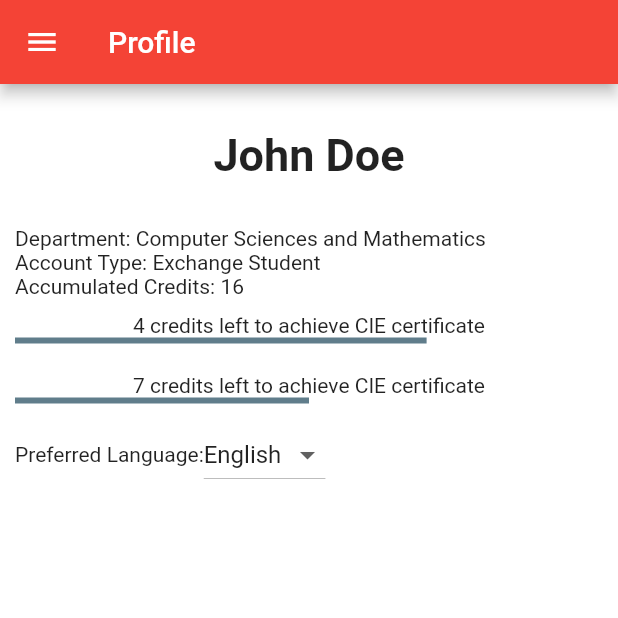
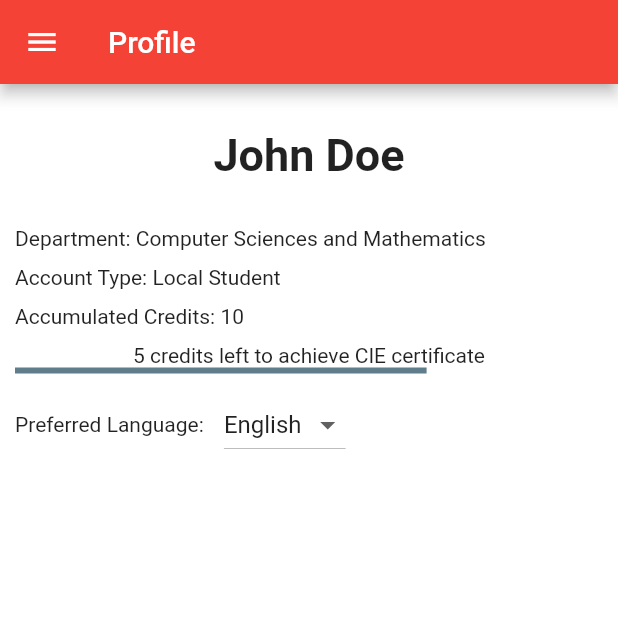
Before and after one commit to mobileappdevhm/concept-team-1, a Flutter app: the Profile screen opened by its route, on a phone screen of 412 x 824 dp, the top half of it. Run offline on Flutter 3.47's test engine with Material 2 defaults, Android fonts, the phone set to English and light mode, and no system bars.

Commit message:
localization example
minor changes on profile

```diff
--- a/prototype2/lib/screens/profile.dart
+++ b/prototype2/lib/screens/profile.dart
@@ -14,7 +14,6 @@ class _ProfileState extends State<Profile> {
 
   @override
   void initState() {
-    // TODO: implement initState
     _languageList.addAll(['English','German','French','Chinese','Thai','Spanish']);
     _currentLanguage = _languageList.elementAt(0);
   }
@@ -77,8 +76,8 @@ class _ProfileState extends State<Profile> {
                     mainAxisAlignment: MainAxisAlignment.start,
                     children: <Widget>[
                       new Padding(
-                        padding: new EdgeInsets.fromLTRB(10.0, 0.0, 0.0, 0.0),
-                        child: new Text('Account Type: Exchange Student ')
+                        padding: new EdgeInsets.fromLTRB(10.0, 10.0, 0.0, 0.0),
+                        child: new Text('Account Type: Local Student ')
                         ,)
                     ],
                   ),
@@ -87,8 +86,8 @@ class _ProfileState extends State<Profile> {
                     mainAxisAlignment: MainAxisAlignment.start,
                     children: <Widget>[
                       new Padding(
-                        padding: new EdgeInsets.fromLTRB(10.0, 0.0, 0.0, 0.0),
-                        child: new Text('Accumulated Credits: 16 ')
+                        padding: new EdgeInsets.fromLTRB(10.0, 10.0, 0.0, 0.0),
+                        child: new Text('Accumulated Credits: 10 ')
                         ,)
                     ],
                   ),
@@ -97,31 +96,19 @@ class _ProfileState extends State<Profile> {
                     padding: new EdgeInsets.all(10.0),
                     child: new Column(
                       children: <Widget>[
-                        new Text('4 credits left to achieve CIE certificate'),
+                        new Text('5 credits left to achieve CIE certificate'),
                         new LinearProgressIndicator(value:0.7),
                       ],
                     ),
-
                   ),
 
-                  new Container(
-                    padding: new EdgeInsets.all(10.0),
-                    child: new Column(
-                      children: <Widget>[
-                        new Text('7 credits left to achieve CIE certificate'),
-                        new LinearProgressIndicator(value:0.5),
-                      ],
-                    ),
-
-                  ),
                   new Row(
                     mainAxisAlignment: MainAxisAlignment.start,
-
                     children: <Widget>[
                       new Padding(
-                        padding: new EdgeInsets.fromLTRB(10.0, 0.0, 0.0, 0.0),
-                        child: new Text('Preferred Language:')
-                        ,),
+                        padding: new EdgeInsets.fromLTRB(10.0, 0.0, 10.0, 0.0),
+                        child: new Text('Preferred Language: '),
+                      ),
                       new DropdownButton<String>(
                         value: _currentLanguage,
                         items: _languageList.map((String value) {
@@ -134,20 +121,9 @@ class _ProfileState extends State<Profile> {
                         onChanged: (String value) { _onChange(value);},
                       ),
                     ],
-
                   ),
                   ])
             ],
-            //children: <Widget>[
-            //  new Column(
-            //    mainAxisAlignment: MainAxisAlignment.center,
-            //    children: <Widget>[
-            //      new Text('Information about the student'),
-            //      new Text('Accounttype: Local / Exchange'),
-            //      new Text('Local students can see a progressbar which shows how many courses they need to get the certificate.'),
-            //    ],
-            //  )
-            //],
           ),
           drawer: Utilities.getNavigationDrawer(context)
       );
--- a/prototype2/pubspec.yaml
+++ b/prototype2/pubspec.yaml
@@ -5,6 +5,8 @@ dependencies:
   flutter:
     sdk: flutter
   path_provider: "^0.4.0"
+  flutter_localizations:
+      sdk: flutter
 
 dev_dependencies:
   flutter_test:
```
Also changed, not shown: prototype2/lib/main.dart (+13 -0 lines), prototype2/lib/store/Localization.dart (added, +47 -0 lines).
